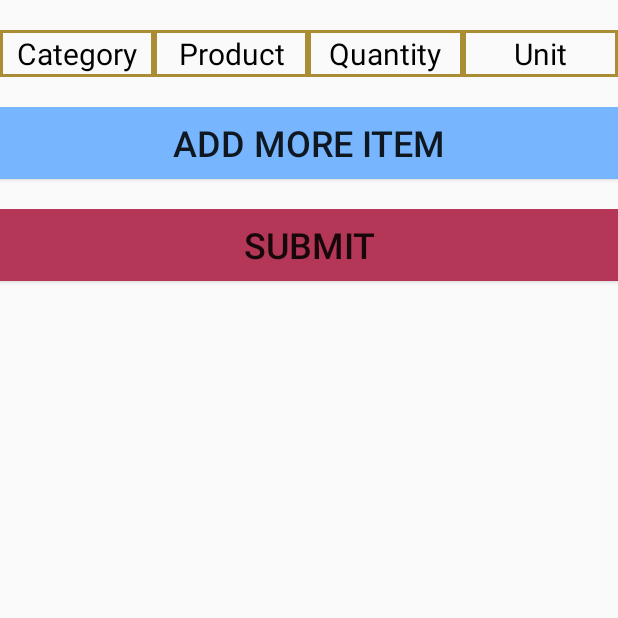
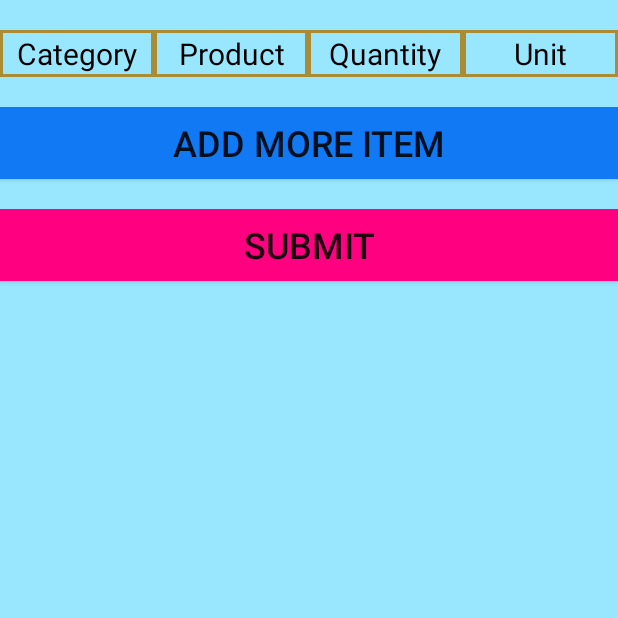
Before and after one commit to anushasomawansha/FoodApp, an Android app: the CreateShoppingList screen opened directly, with no data from a screen before it, on a phone screen of 412 x 824 dp, the top half of it. Run offline under Robolectric (Android 15) with nearby library versions, the phone set to English and light mode, and no system bars; our stand-ins replace Firebase (no records; nobody signed in at launch, a user with empty details on screens opened directly); libraries missing offline, so code that uses them is left out: com.pranavpandey.android.

Commit message:
change color codes and Toast messages

```diff
--- a/app/src/main/java/com/example/foodrunner/ui/CreateShoppingList.java
+++ b/app/src/main/java/com/example/foodrunner/ui/CreateShoppingList.java
@@ -119,7 +119,7 @@ public class CreateShoppingList extends AppCompatActivity {
                 }
                 if(sales.size()==0)
                 {
-                    DynamicToast.makeError(getApplicationContext(), "Provide sale",Toast.LENGTH_LONG).show();
+                    DynamicToast.makeError(getApplicationContext(), "Add Order First",Toast.LENGTH_LONG).show();
                 }
                 else if(!error)
                 {
--- a/app/src/main/res/drawable/ic_baseline_add_circle_24.xml
+++ b/app/src/main/res/drawable/ic_baseline_add_circle_24.xml
@@ -5,6 +5,6 @@
     android:viewportHeight="24"
     android:tint="?attr/colorControlNormal">
   <path
-      android:fillColor="@android:color/white"
+      android:fillColor="@android:color/background_dark"
       android:pathData="M12,2C6.48,2 2,6.48 2,12s4.48,10 10,10 10,-4.48 10,-10S17.52,2 12,2zM17,13h-4v4h-2v-4L7,13v-2h4L11,7h2v4h4v2z"/>
 </vector>
--- a/app/src/main/res/layout/activity_create_shopping_list.xml
+++ b/app/src/main/res/layout/activity_create_shopping_list.xml
@@ -4,11 +4,14 @@
     xmlns:tools="http://schemas.android.com/tools"
     android:layout_width="match_parent"
     android:layout_height="match_parent"
-    tools:context=".ui.CreateShoppingList">
+    tools:context=".ui.CreateShoppingList"
+    android:background="@color/SplashWindowBackground"
+    >
     <TableLayout
         android:id="@+id/addOrderinTable"
         android:layout_width="match_parent"
-        android:layout_height="match_parent">
+        android:layout_height="match_parent"
+        >
 
         <TableRow android:layout_width="0dp"
             android:layout_height="wrap_content"
@@ -66,7 +69,7 @@
                 android:layout_gravity="center_horizontal"
                 android:layout_marginBottom="20dp"
                 android:layout_weight="1"
-                android:background="#77B5FE"
+                android:background="#1179F4"
                 android:text="@string/add_more_btn"
                 android:textSize="24dp" />
         </TableRow>
@@ -79,7 +82,7 @@
                 android:layout_gravity="center_horizontal"
                 android:layout_marginBottom="20dp"
                 android:layout_weight="1"
-                android:background="#B43757"
+                android:background="#ff0080"
                 android:text="@string/submit_btn"
                 android:textSize="24dp" />
         </TableRow>
```
Also changed, not shown: app/src/main/res/layout/expendlist_shopping_item.xml (+19 -12 lines), app/src/main/res/values/strings.xml (+5 -2 lines).
